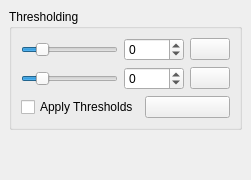
Above: applications/3DimViewer/ui/segmentationwidget.ui from SindenDev/3dimviewer before the change. Below: the same form after it.
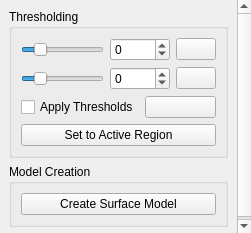
That is the form after the change. Icons and pictures are not drawn.

Patch:
```diff
--- a/applications/3DimViewer/ui/segmentationwidget.ui
+++ b/applications/3DimViewer/ui/segmentationwidget.ui
@@ -7,7 +7,7 @@
     <x>0</x>
     <y>0</y>
     <width>251</width>
-    <height>180</height>
+    <height>233</height>
    </rect>
   </property>
   <property name="sizePolicy">
@@ -19,7 +19,7 @@
   <property name="minimumSize">
    <size>
     <width>251</width>
-    <height>180</height>
+    <height>233</height>
    </size>
   </property>
   <property name="windowTitle">
@@ -43,7 +43,7 @@
         <x>0</x>
         <y>0</y>
         <width>251</width>
-        <height>180</height>
+        <height>233</height>
        </rect>
       </property>
       <layout class="QVBoxLayout" name="verticalLayout_2">
@@ -250,6 +250,29 @@
             </property>
             <property name="checked">
              <bool>false</bool>
+            </property>
+           </widget>
+          </item>
+          <item row="3" column="0" colspan="3">
+           <widget class="QPushButton" name="pushButtonSetToActiveRegion">
+            <property name="text">
+             <string>Set to Active Region</string>
+            </property>
+           </widget>
+          </item>
+         </layout>
+        </widget>
+       </item>
+       <item>
+        <widget class="QGroupBox" name="groupBox_2">
+         <property name="title">
+          <string>Model Creation</string>
+         </property>
+         <layout class="QVBoxLayout" name="verticalLayout_3">
+          <item>
+           <widget class="QPushButton" name="pushButtonCreateSurfaceModel">
+            <property name="text">
+             <string>Create Surface Model</string>
             </property>
            </widget>
           </item>
```
Left out of the diff: 55 changed lines with no effect on the pictures.
